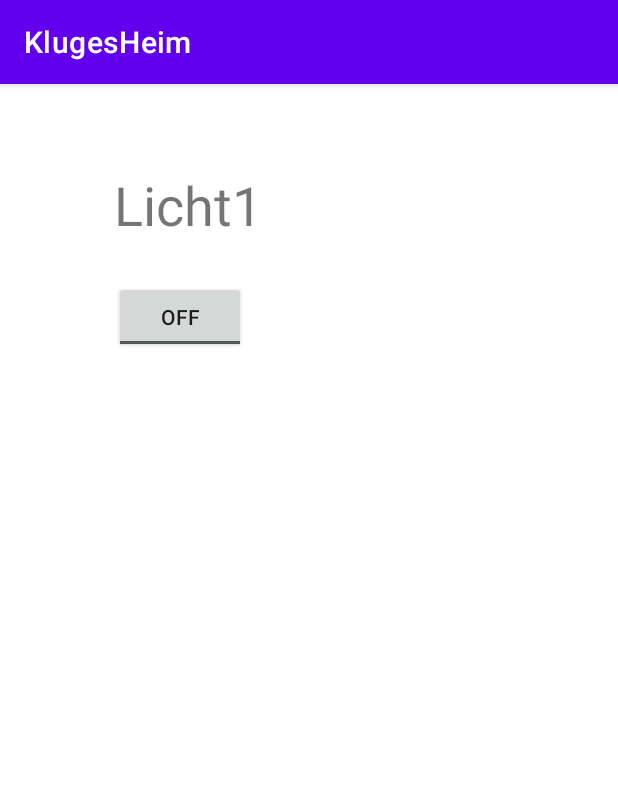
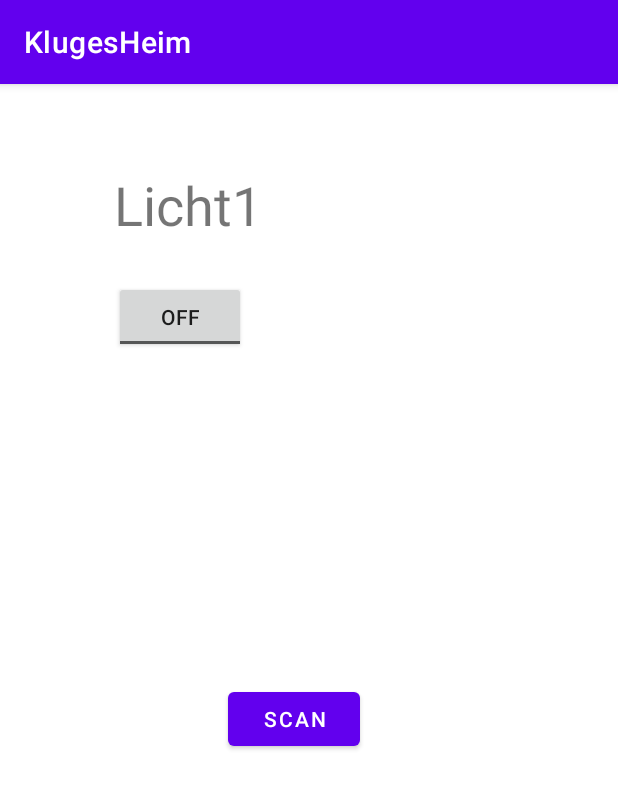
Before and after one commit to 255simon/KlugesHeim, an Android app: the screen it shows after launch (MainActivity), on a phone screen of 412 x 824 dp. Shown: the top 789 px of the screen. Run offline under Robolectric (Android 15) with nearby library versions, the phone set to English and light mode, and no system bars.

Commit message:
add layout for listview element

```diff
--- a/AndroidClient/app/src/main/res/layout/activity_main.xml
+++ b/AndroidClient/app/src/main/res/layout/activity_main.xml
@@ -26,4 +26,23 @@
         android:text="ToggleButton"
         app:layout_constraintStart_toStartOf="parent"
         app:layout_constraintTop_toBottomOf="@+id/light1" />
+
+    <Button
+        android:id="@+id/scan_button"
+        android:layout_width="wrap_content"
+        android:layout_height="wrap_content"
+        android:layout_marginStart="152dp"
+        android:layout_marginTop="220dp"
+        android:text="scan"
+        app:layout_constraintStart_toStartOf="parent"
+        app:layout_constraintTop_toBottomOf="@+id/button_light1" />
+
+    <TextView
+        android:id="@+id/output"
+        android:layout_width="271dp"
+        android:layout_height="139dp"
+        android:layout_marginStart="60dp"
+        android:layout_marginTop="80dp"
+        app:layout_constraintStart_toStartOf="parent"
+        app:layout_constraintTop_toBottomOf="@+id/scan_button" />
 </androidx.constraintlayout.widget.ConstraintLayout>
--- /dev/null
+++ b/AndroidClient/app/src/main/res/values/dimens.xml
@@ -0,0 +1,4 @@
+<?xml version="1.0" encoding="utf-8"?>
+<resources>
+    <dimen name="row_padding">15dp</dimen>
+</resources>
```
Also changed, not shown: AndroidClient/app/src/main/res/layout/list_row.xml (added, +102 -0 lines).
